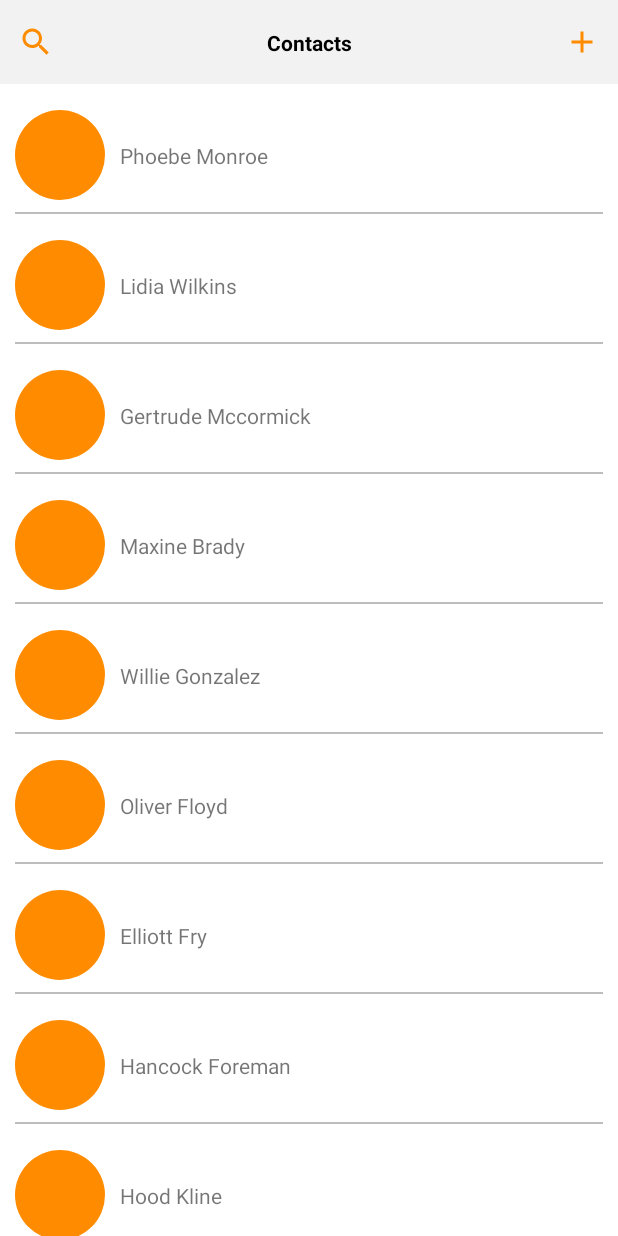
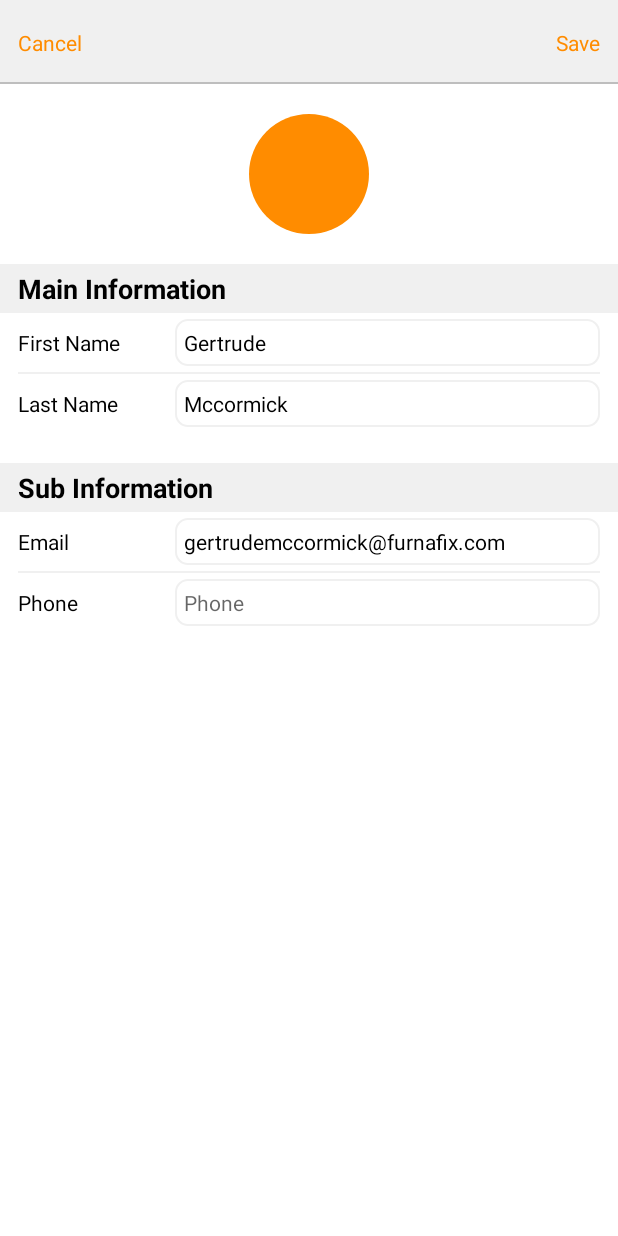
Before and after one commit to edityomurti/contact_pilot, an Android app: the screen it shows after launch (MainActivity before the commit, ContactDetailActivity after it), after a tap on an icon or button, on a phone screen of 412 x 824 dp. Run offline under Robolectric (Android 15) with nearby library versions, the phone set to English and light mode, and no system bars.

Commit message:
Add detail contact

```diff
--- a/app/src/main/java/com/edityomurti/contactpilot/MainActivity.kt
+++ b/app/src/main/java/com/edityomurti/contactpilot/MainActivity.kt
@@ -1,13 +1,18 @@
 package com.edityomurti.contactpilot
 
+import android.content.Intent
 import androidx.appcompat.app.AppCompatActivity
 import android.os.Bundle
+import android.provider.SyncStateContract.Constants
+import android.util.Log
 import androidx.recyclerview.widget.LinearLayoutManager
 import androidx.recyclerview.widget.RecyclerView
 import androidx.swiperefreshlayout.widget.SwipeRefreshLayout
 import com.edityomurti.contactpilot.data.Contact
+import com.edityomurti.contactpilot.ui.contactDetail.ContactDetailActivity
 import com.edityomurti.contactpilot.ui.contactList.ContactListAdapter
 import com.edityomurti.contactpilot.ui.contactList.ContactsClickListener
+import com.edityomurti.contactpilot.utils.AppConstants
 import com.google.gson.Gson
 import com.google.gson.reflect.TypeToken
 
@@ -30,7 +35,11 @@ class MainActivity : AppCompatActivity() {
         rvContacts = findViewById(R.id.rv_contacts)
         swipeRefresh = findViewById(R.id.swipe_refresh)
 
-        contactAdapter = ContactListAdapter(ContactsClickListener {  })
+        contactAdapter = ContactListAdapter(ContactsClickListener { contact ->
+            val intent = Intent(this, ContactDetailActivity::class.java)
+            intent.putExtras(Bundle().also { it.putSerializable(Contact.key, contact) })
+            startActivityForResult(intent, AppConstants.RequestCode.OPEN_DETAIL)
+        })
         val layoutManager = LinearLayoutManager(this)
         rvContacts.adapter = contactAdapter
         rvContacts.layoutManager = layoutManager
@@ -48,9 +57,33 @@ class MainActivity : AppCompatActivity() {
 
         val contacts: List<Contact> = Gson().fromJson(fileInString, listContactType)
 
+        datas.clear()
         datas.addAll(contacts)
 
         contactAdapter.submitList(datas)
+        contactAdapter.notifyDataSetChanged()
         swipeRefresh.isRefreshing = false
     }
+
+    override fun onActivityResult(requestCode: Int, resultCode: Int, data: Intent?) {
+        when (requestCode) {
+            AppConstants.RequestCode.OPEN_DETAIL -> {
+                if (data != null && resultCode == AppConstants.ResultCode.UPDATED_CONTACT) {
+                    val updatedContact = data.extras?.getSerializable(Contact.key) as Contact? ?: return
+
+                    val index = datas.indexOfFirst { it.id == updatedContact.id }
+                    if (index == -1) return
+
+                    datas.removeAt(index)
+                    datas.add(index, updatedContact)
+
+                    contactAdapter.notifyItemChanged(index)
+                    for (data in datas) {
+                        Log.i("", "name: ${data.firstName} ${data.lastName}")
+                    }
+                }
+            }
+        }
+        super.onActivityResult(requestCode, resultCode, data)
+    }
 }
--- a/app/src/main/java/com/edityomurti/contactpilot/data/Contact.kt
+++ b/app/src/main/java/com/edityomurti/contactpilot/data/Contact.kt
@@ -4,4 +4,19 @@ data class Contact(
     val id: String,
     var firstName: String?,
     var lastName: String?,
-)
+    var email: String?,
+    var phone: String?,
+): java.io.Serializable {
+    companion object {
+        val key = "CONTACT_KEY"
+    }
+
+    override fun equals(other: Any?): Boolean {
+        if (other !is Contact) return false
+        return this.id == other.id &&
+        this.firstName == other.firstName &&
+        this.lastName == other.lastName &&
+        this.email == other.email &&
+        this.phone == other.phone
+    }
+}
--- /dev/null
+++ b/app/src/main/java/com/edityomurti/contactpilot/ui/contactDetail/ContactDetailActivity.kt
@@ -0,0 +1,72 @@
+package com.edityomurti.contactpilot.ui.contactDetail
+
+import android.content.Intent
+import androidx.appcompat.app.AppCompatActivity
+import android.os.Bundle
+import android.view.View
+import android.widget.TextView
+import com.edityomurti.contactpilot.R
+import com.edityomurti.contactpilot.data.Contact
+import com.edityomurti.contactpilot.utils.AppConstants
+
+class ContactDetailActivity : AppCompatActivity() {
+    lateinit var contact: Contact
+
+    private lateinit var etFirstName: TextView
+    private lateinit var etLastName: TextView
+    private lateinit var etEmail: TextView
+    private lateinit var etPhone: TextView
+    private lateinit var btnCancel: View
+    private lateinit var btnSave: View
+
+    override fun onCreate(savedInstanceState: Bundle?) {
+        super.onCreate(savedInstanceState)
+        setContentView(R.layout.activity_contact_detail)
+
+        val contact = intent.extras?.get(Contact.key) as Contact? ?: return
+
+        this.contact = contact
+        bindView()
+    }
+
+    private fun bindView() {
+        etFirstName = findViewById(R.id.et_first_name)
+        etLastName = findViewById(R.id.et_last_name)
+        etEmail = findViewById(R.id.et_email)
+        etPhone = findViewById(R.id.et_phone)
+        btnCancel = findViewById(R.id.btn_cancel)
+        btnSave = findViewById(R.id.btn_save)
+
+        etFirstName.text = contact.firstName ?: ""
+        etLastName.text = contact.lastName ?: ""
+        etEmail.text = contact.email ?: ""
+        etPhone.text = contact.phone ?: ""
+
+        btnCancel.setOnClickListener {
+            finish()
+        }
+
+        btnSave.setOnClickListener {
+            val updatedContact = Contact(
+                contact.id,
+                etFirstName.text.toString(),
+                etLastName.text.toString(),
+                etEmail.text.toString(),
+                etPhone.text.toString(),
+            )
+            if (contact != updatedContact) {
+                setResult(
+                    AppConstants.ResultCode.UPDATED_CONTACT,
+                    Intent().also {
+                        it.putExtras(Bundle().also {
+                            it.putSerializable(
+                                Contact.key,
+                                updatedContact
+                            )
+                        })
+                    })
+            }
+            finish()
+        }
+    }
+}
--- a/app/src/main/java/com/edityomurti/contactpilot/ui/contactList/ContactListAdapter.kt
+++ b/app/src/main/java/com/edityomurti/contactpilot/ui/contactList/ContactListAdapter.kt
@@ -27,7 +27,6 @@ class ContactListAdapter(val contactsClickListener: ContactsClickListener) :
 
         holder.itemView.isClickable = true
         holder.itemView.setOnClickListener {
-            Log.i("", "CLICKED!!")
             contactsClickListener.onClick(contact)
         }
     }
--- /dev/null
+++ b/app/src/main/java/com/edityomurti/contactpilot/utils/AppConstants.kt
@@ -0,0 +1,15 @@
+package com.edityomurti.contactpilot.utils
+
+class AppConstants {
+    class ResultCode {
+        companion object {
+            const val UPDATED_CONTACT = 10001
+        }
+    }
+
+    class RequestCode {
+        companion object {
+            const val OPEN_DETAIL = 1221
+        }
+    }
+}
--- /dev/null
+++ b/app/src/main/res/drawable/grey_border.xml
@@ -0,0 +1,8 @@
+<?xml version="1.0" encoding="utf-8"?>
+<shape xmlns:android="http://schemas.android.com/apk/res/android"
+    android:shape="rectangle">
+    <solid android:color="#00000000" />
+    <stroke android:width="1dip" android:color="@color/grey"  />
+
+    <corners android:radius="8dp" />
+</shape>
--- /dev/null
+++ b/app/src/main/res/layout/activity_contact_detail.xml
@@ -0,0 +1,253 @@
+<?xml version="1.0" encoding="utf-8"?>
+<androidx.constraintlayout.widget.ConstraintLayout xmlns:android="http://schemas.android.com/apk/res/android"
+    xmlns:app="http://schemas.android.com/apk/res-auto"
+    xmlns:tools="http://schemas.android.com/tools"
+    android:layout_width="match_parent"
+    android:layout_height="match_parent"
+    tools:context=".ui.contactDetail.ContactDetailActivity">
+
+    <androidx.constraintlayout.widget.ConstraintLayout
+        android:id="@+id/app_bar"
+        android:layout_width="match_parent"
+        android:layout_height="?attr/actionBarSize"
+        android:background="@color/grey"
+        app:layout_constraintTop_toTopOf="parent"
+        app:layout_constraintStart_toStartOf="parent"
+        app:layout_constraintEnd_toEndOf="parent">
+
+        <TextView
+            android:id="@+id/btn_cancel"
+            android:layout_width="wrap_content"
+            android:layout_height="wrap_content"
+            android:text="Cancel"
+            android:padding="12dp"
+            android:textColor="@color/primary"
+            android:background="?android:attr/selectableItemBackground"
+            app:layout_constraintTop_toTopOf="parent"
+            app:layout_constraintBottom_toBottomOf="parent"
+            app:layout_constraintStart_toStartOf="parent"/>
+
+        <TextView
+            android:id="@+id/btn_save"
+            android:layout_width="wrap_content"
+            android:layout_height="wrap_content"
+            android:text="Save"
+            android:padding="12dp"
+            android:textColor="@color/primary"
+            android:background="?android:attr/selectableItemBackground"
+            app:layout_constraintTop_toTopOf="parent"
+            app:layout_constraintBottom_toBottomOf="parent"
+            app:layout_constraintEnd_toEndOf="parent"/>
+
+        <View
+            android:layout_width="match_parent"
+            android:layout_height="1dp"
+            android:background="@color/grey_dark"
+            app:layout_constraintBottom_toBottomOf="parent"/>
+
+    </androidx.constraintlayout.widget.ConstraintLayout>
+
+    <androidx.appcompat.widget.LinearLayoutCompat
+        android:layout_width="match_parent"
+        android:layout_height="wrap_content"
+        android:orientation="vertical"
+        app:layout_constraintTop_toBottomOf="@id/app_bar"
+        tools:layout_editor_absoluteX="-16dp">
+
+        <ImageView
+            android:id="@+id/iv_avatar"
+            android:layout_width="80dp"
+            android:layout_height="80dp"
+            android:layout_gravity="center_horizontal"
+            android:layout_marginTop="20dp"
+            android:src="@drawable/circle_placeholder" />
+
+        <TextView
+            android:layout_width="match_parent"
+            android:layout_height="wrap_content"
+            android:layout_marginTop="20dp"
+            android:background="@color/grey"
+            android:paddingHorizontal="12dp"
+            android:paddingVertical="4dp"
+            android:text="Main Information"
+            android:textColor="@color/black"
+            android:textSize="18sp"
+            android:textStyle="bold" />
+
+        <androidx.constraintlayout.widget.ConstraintLayout
+            android:layout_width="match_parent"
+            android:layout_height="wrap_content"
+            android:paddingHorizontal="12dp"
+            android:paddingVertical="4dp">
+
+            <TextView
+                android:id="@+id/tv_label_first_name"
+                android:layout_width="0dp"
+                android:layout_height="wrap_content"
+                app:layout_constraintHorizontal_weight="1"
+                android:text="First Name"
+                android:textColor="@color/black"
+                android:textSize="14sp"
+                app:layout_constraintBottom_toBottomOf="parent"
+                app:layout_constraintStart_toStartOf="parent"
+                app:layout_constraintEnd_toStartOf="@id/et_first_name"
+                app:layout_constraintTop_toTopOf="parent"/>
+
+            <EditText
+                android:id="@+id/et_first_name"
+                android:layout_width="0dp"
+                android:layout_height="wrap_content"
+                android:layout_marginStart="10dp"
+                android:background="@drawable/grey_border"
+                android:hint="First Name"
+                android:padding="6dp"
+                android:textColor="@color/black"
+                android:textSize="14sp"
+                app:layout_constraintBottom_toBottomOf="parent"
+                app:layout_constraintEnd_toEndOf="parent"
+                app:layout_constraintStart_toEndOf="@id/tv_label_first_name"
+                app:layout_constraintTop_toTopOf="parent"
+                app:layout_constraintHorizontal_weight="3"/>
+
+        </androidx.constraintlayout.widget.ConstraintLayout>
+
+        <View
+            android:layout_width="match_parent"
+            android:layout_height="1dp"
+            android:background="@color/grey"
+            android:layout_marginStart="12dp"
+            android:layout_marginEnd="12dp" />
+
+        <androidx.constraintlayout.widget.ConstraintLayout
+            android:layout_width="match_parent"
+            android:layout_height="wrap_content"
+            android:paddingHorizontal="12dp"
+            android:paddingVertical="4dp">
+
+            <TextView
+                android:id="@+id/tv_label_last_name"
+                android:layout_width="0dp"
+                android:layout_height="wrap_content"
+                app:layout_constraintHorizontal_weight="1"
+                android:text="Last Name"
+                android:textColor="@color/black"
+                android:textSize="14sp"
+                app:layout_constraintBottom_toBottomOf="parent"
+                app:layout_constraintStart_toStartOf="parent"
+                app:layout_constraintTop_toTopOf="parent"
+                app:layout_constraintEnd_toStartOf="@id/et_last_name"/>
+
+            <EditText
+                android:id="@+id/et_last_name"
+                android:layout_width="0dp"
+                android:layout_height="wrap_content"
+                android:layout_marginStart="10dp"
+                android:background="@drawable/grey_border"
+                android:hint="Last Name"
+                android:padding="6dp"
+                android:textColor="@color/black"
+                android:textSize="14sp"
+                app:layout_constraintBottom_toBottomOf="parent"
+                app:layout_constraintEnd_toEndOf="parent"
+                app:layout_constraintStart_toEndOf="@id/tv_label_last_name"
+                app:layout_constraintTop_toTopOf="parent"
+                app:layout_constraintHorizontal_weight="3" />
+
+        </androidx.constraintlayout.widget.ConstraintLayout>
+
+        <TextView
+            android:layout_width="match_parent"
+            android:layout_height="wrap_content"
+            android:layout_marginTop="20dp"
+            android:background="@color/grey"
+            android:paddingHorizontal="12dp"
+            android:paddingVertical="4dp"
+            android:text="Sub Information"
+            android:textColor="@color/black"
+            android:textSize="18sp"
+            android:textStyle="bold" />
+
+        <androidx.constraintlayout.widget.ConstraintLayout
+            android:layout_width="match_parent"
+            android:layout_height="wrap_content"
+            android:paddingHorizontal="12dp"
+            android:paddingVertical="4dp">
+
+            <TextView
+                android:id="@+id/tv_label_email"
+                android:layout_width="0dp"
+                android:layout_height="wrap_content"
+                app:layout_constraintHorizontal_weight="1"
+                android:text="Email"
+                android:textColor="@color/black"
+                android:textSize="14sp"
+                app:layout_constraintBottom_toBottomOf="parent"
+                app:layout_constraintStart_toStartOf="parent"
+                app:layout_constraintEnd_toStartOf="@id/et_email"
+                app:layout_constraintTop_toTopOf="parent" />
+
+            <EditText
+                android:id="@+id/et_email"
+                android:layout_width="0dp"
+                android:layout_height="wrap_content"
+                app:layout_constraintHorizontal_weight="3"
+                android:layout_marginStart="10dp"
+                android:background="@drawable/grey_border"
+                android:hint="Email"
+                android:padding="6dp"
+                android:textColor="@color/black"
+                android:textSize="14sp"
+                app:layout_constraintBottom_toBottomOf="parent"
+                app:layout_constraintEnd_toEndOf="parent"
+                app:layout_constraintStart_toEndOf="@id/tv_label_email"
+                app:layout_constraintTop_toTopOf="parent" />
+
+        </androidx.constraintlayout.widget.ConstraintLayout>
+
+        <View
+            android:layout_width="match_parent"
+            android:layout_height="1dp"
+            android:background="@color/grey"
+            android:layout_marginStart="12dp"
+            android:layout_marginEnd="12dp" />
+
+        <androidx.constraintlayout.widget.ConstraintLayout
+            android:layout_width="match_parent"
+            android:layout_height="wrap_content"
+            android:paddingHorizontal="12dp"
+            android:paddingVertical="4dp">
+
+            <TextView
+                android:id="@+id/tv_label_phone"
+                android:layout_width="0dp"
+                android:layout_height="wrap_content"
+                app:layout_constraintHorizontal_weight="1"
+                android:text="Phone"
+                android:textColor="@color/black"
+                android:textSize="14sp"
+                app:layout_constraintBottom_toBottomOf="parent"
+                app:layout_constraintStart_toStartOf="parent"
+                app:layout_constraintEnd_toStartOf="@id/et_phone"
+                app:layout_constraintTop_toTopOf="parent" />
+
+            <EditText
+                android:id="@+id/et_phone"
+                android:layout_width="0dp"
+                android:layout_height="wrap_content"
+                app:layout_constraintHorizontal_weight="3"
+                android:layout_marginStart="10dp"
+                android:background="@drawable/grey_border"
+                android:hint="Phone"
+                android:padding="6dp"
+                android:textColor="@color/black"
+                android:textSize="14sp"
+                app:layout_constraintBottom_toBottomOf="parent"
+                app:layout_constraintEnd_toEndOf="parent"
+                app:layout_constraintStart_toEndOf="@id/tv_label_phone"
+                app:layout_constraintTop_toTopOf="parent" />
+
+        </androidx.constraintlayout.widget.ConstraintLayout>
+
+    </androidx.appcompat.widget.LinearLayoutCompat>
+
+</androidx.constraintlayout.widget.ConstraintLayout>
--- a/app/src/main/res/layout/activity_main.xml
+++ b/app/src/main/res/layout/activity_main.xml
@@ -10,13 +10,14 @@
         android:id="@+id/app_bar"
         android:layout_width="match_parent"
         android:layout_height="?attr/actionBarSize"
-        android:background="#9EEBEBEB"
-        android:paddingHorizontal="12dp"
+        android:background="@color/grey"
         app:layout_constraintTop_toTopOf="parent">
 
         <ImageView
-            android:layout_width="24dp"
-            android:layout_height="24dp"
+            android:layout_width="wrap_content"
+            android:layout_height="wrap_content"
+            android:background="?android:attr/selectableItemBackground"
+            android:padding="12dp"
             android:src="@drawable/ic_baseline_search_24"
             app:layout_constraintStart_toStartOf="parent"
             app:layout_constraintTop_toTopOf="parent"
@@ -35,11 +36,19 @@
             app:layout_constraintBottom_toBottomOf="parent"/>
 
         <ImageView
-            android:layout_width="24dp"
-            android:layout_height="24dp"
+            android:layout_width="wrap_content"
+            android:layout_height="wrap_content"
+            android:background="?android:attr/selectableItemBackground"
+            android:padding="12dp"
             android:src="@drawable/ic_baseline_add_24"
             app:layout_constraintEnd_toEndOf="parent"
             app:layout_constraintTop_toTopOf="parent"
+            app:layout_constraintBottom_toBottomOf="parent"/>
+
+        <View
+            android:layout_width="match_parent"
+            android:layout_height="1dp"
+            android:background="@color/grey_dark"
             app:layout_constraintBottom_toBottomOf="parent"/>
 
     </androidx.constraintlayout.widget.ConstraintLayout>
@@ -48,13 +57,15 @@
         android:id="@+id/swipe_refresh"
         android:layout_width="match_parent"
         android:layout_height="0dp"
+        app:layout_constraintBottom_toBottomOf="parent"
         app:layout_constraintTop_toBottomOf="@id/app_bar"
-        app:layout_constraintBottom_toBottomOf="parent">
+        app:layout_constraintVertical_bias="1.0"
+        tools:layout_editor_absoluteX="76dp">
 
         <androidx.recyclerview.widget.RecyclerView
             android:id="@+id/rv_contacts"
             android:layout_width="match_parent"
-            android:layout_height="match_parent"/>
+            android:layout_height="match_parent" />
 
     </androidx.swiperefreshlayout.widget.SwipeRefreshLayout>
 
--- a/app/src/main/res/layout/list_item_contacts.xml
+++ b/app/src/main/res/layout/list_item_contacts.xml
@@ -11,8 +11,8 @@
 
     <View
         android:id="@+id/iv_avatar"
-        android:layout_width="60dp"
-        android:layout_height="60dp"
+        android:layout_width="40dp"
+        android:layout_height="40dp"
         android:background="@drawable/circle_placeholder"
         app:layout_constraintBottom_toBottomOf="parent"
         app:layout_constraintStart_toStartOf="parent"
--- a/app/src/main/res/values/colors.xml
+++ b/app/src/main/res/values/colors.xml
@@ -4,4 +4,6 @@
     <color name="secondary">#A25F0F</color>
     <color name="black">#FF000000</color>
     <color name="white">#FFFFFFFF</color>
+    <color name="grey">#F0F0F0</color>
+    <color name="grey_dark">#BEBEBE</color>
 </resources>
```
Also changed, not shown: app/src/main/AndroidManifest.xml (+7 -0 lines).
